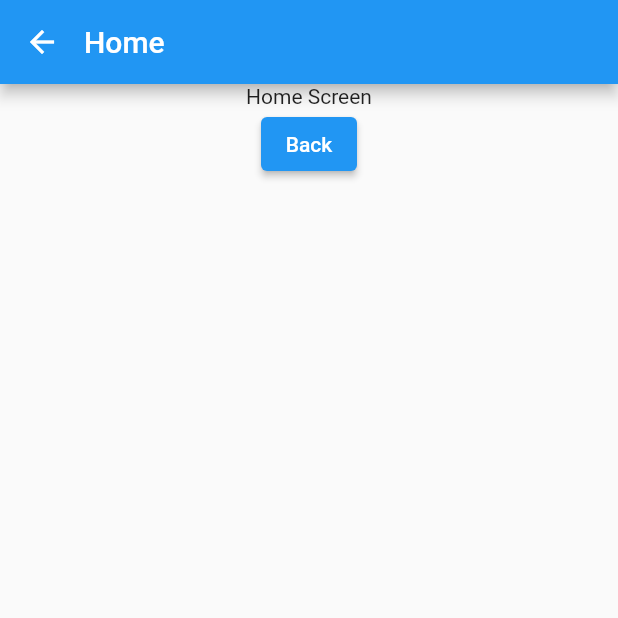
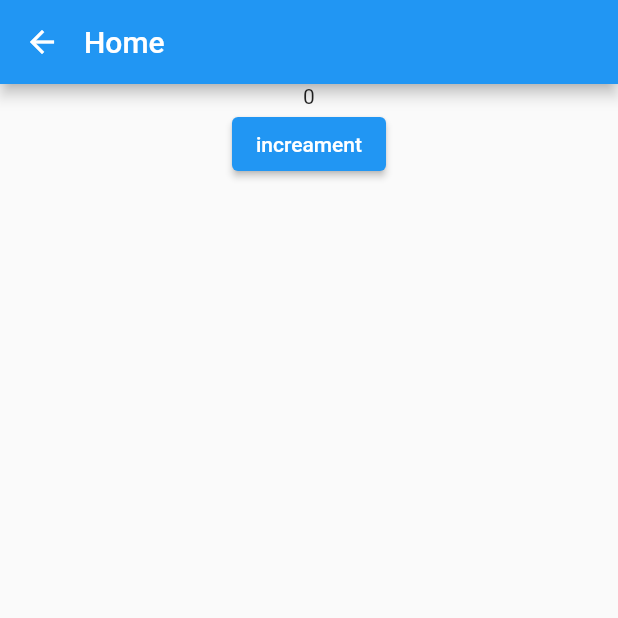
Before and after one commit to MohammadMobasher/GetX-Learning, a Flutter app: the Home screen opened by its route, on a phone screen of 412 x 824 dp, the top half of it. Run offline on Flutter 3.47's test engine with Material 2 defaults, Android fonts, the phone set to English and light mode, and no system bars; our stand-ins replace get.

Commit message:
GetX statemanagement with GetX<name controller>

```diff
--- a/lib/Base/app_route.dart
+++ b/lib/Base/app_route.dart
@@ -6,7 +6,7 @@ class AppRoute {
   static final routes = [
     GetPage(
       name: home,
-      page: () => const Home(),
+      page: () => Home(),
     ),
   ];
 }
--- /dev/null
+++ b/lib/Controller/CountableController.dart
@@ -0,0 +1,19 @@
+import 'package:get/get.dart';
+
+class Countable {
+  // var count = 0.obs;
+  var count;
+  Countable({this.count = 0});
+}
+
+class Countableontroller extends GetxController {
+  var countable = Countable(count: 0).obs;
+  // var countable = Countable();
+
+  void increamentCount() {
+    // countable.value.count++;
+    countable.update((val) {
+      countable.value.count++;
+    });
+  }
+}
--- a/lib/Home.dart
+++ b/lib/Home.dart
@@ -1,8 +1,11 @@
 import 'package:flutter/material.dart';
+import 'package:flutter_application_2/Controller/CountableController.dart';
 import 'package:get/get.dart';
 
 class Home extends StatelessWidget {
-  const Home({Key? key}) : super(key: key);
+  Home({Key? key}) : super(key: key);
+
+  final Countableontroller _countableontroller = Get.put(Countableontroller());
 
   @override
   Widget build(BuildContext context) {
@@ -15,13 +18,27 @@ class Home extends StatelessWidget {
       body: Center(
         child: Column(
           children: [
-            const Text("Home Screen"),
+            GetX<Countableontroller>(
+                // init: Countableontroller(),
+                builder: (controller) {
+              return Text(controller.countable.value.count.toString());
+            }),
+
             ElevatedButton(
               onPressed: () {
-                Get.back();
+                // Get.find<Countableontroller>().increamentCount();
+                _countableontroller.increamentCount();
               },
-              child: const Text("Back"),
+              child: const Text("increament"),
             )
+
+            //   const Text("Home Screen"),
+            //   ElevatedButton(
+            //     onPressed: () {
+            //       Get.back();
+            //     },
+            //     child: const Text("Back"),
+            //   )
           ],
         ),
       ),
```
Also changed, not shown: lib/main.dart (+28 -20 lines).
